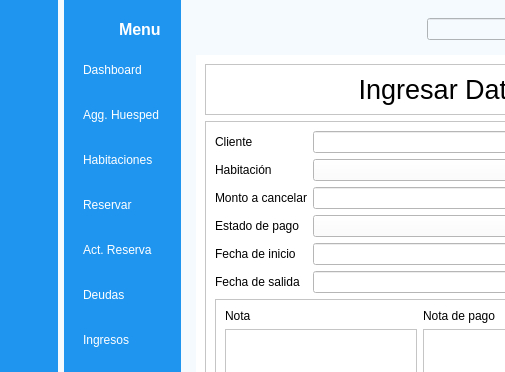
williamsalberto/HotelReservationSystem, file gui/main.ui: the form before one commit; both pictures show x 0 to 505 and y 0 to 372 of the 852 by 583 pixel window.
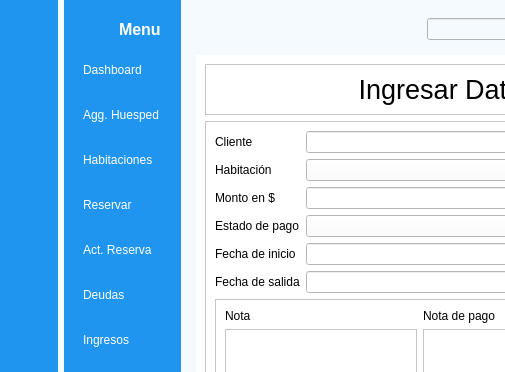
The form after the commit. The open tabs and pages were chosen to show the change. Icons and pictures are not drawn.

Commit message: Se añadio la funcion de añadir reserva y se modifico la base de datos para que exisitiera la columna costo en la tabla reserva

Diff of the .ui file:
```diff
--- a/gui/main.ui
+++ b/gui/main.ui
@@ -742,7 +742,7 @@
               <item row="2" column="0">
                <widget class="QLabel" name="monto_Cancelar">
                 <property name="text">
-                 <string>Monto a cancelar</string>
+                 <string>Monto en $</string>
                 </property>
                </widget>
               </item>
```
Left out of the diff: 6 changed lines with no effect on the pictures. The commit also changes 2 other files.
